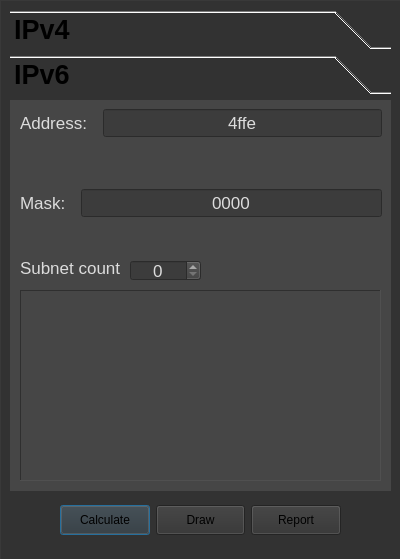
Above: src/widgetApp/NetSettingsDialog.ui from Projekt-zespolowy-TIU/DesignYourNetwork before the change. Below: the same form after it.
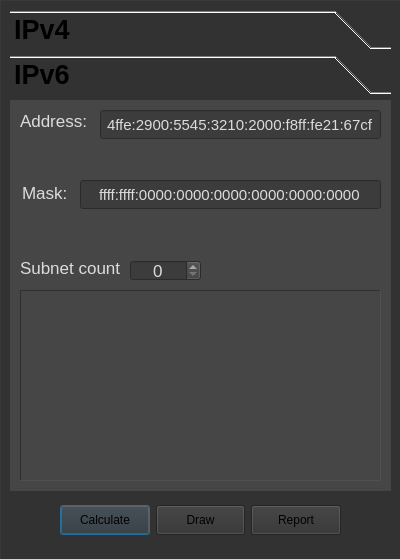
That is the form after the change. Icons and pictures are not drawn.

Commit message: ipv6 settings, gui update

```diff
--- a/src/widgetApp/NetSettingsDialog.ui
+++ b/src/widgetApp/NetSettingsDialog.ui
@@ -745,78 +745,7 @@
      <attribute name="label">
       <string>IPv6</string>
      </attribute>
-     <widget class="QWidget" name="layoutWidget_33">
-      <property name="geometry">
-       <rect>
-        <x>10</x>
-        <y>80</y>
-        <width>371</width>
-        <height>75</height>
-       </rect>
-      </property>
-      <property name="font">
-       <font>
-        <pointsize>10</pointsize>
-       </font>
-      </property>
-      <layout class="QFormLayout" name="formLayout_3">
-       <item row="0" column="0" colspan="2">
-        <layout class="QHBoxLayout" name="horizontalLayout_4">
-         <item>
-          <widget class="QLabel" name="maskLAbel_14">
-           <property name="font">
-            <font>
-             <pointsize>13</pointsize>
-             <weight>50</weight>
-             <bold>false</bold>
-            </font>
-           </property>
-           <property name="styleSheet">
-            <string notr="true">color: rgb(220, 220, 220);</string>
-           </property>
-           <property name="text">
-            <string>Mask:</string>
-           </property>
-          </widget>
-         </item>
-         <item>
-          <widget class="QWidget" name="Mask6Widget" native="true">
-           <layout class="QHBoxLayout" name="horizontalLayout_75">
-            <item>
-             <widget class="QLineEdit" name="Oct4Mask4LineEdit_3">
-              <property name="enabled">
-               <bool>true</bool>
-              </property>
-              <property name="font">
-               <font>
-                <pointsize>13</pointsize>
-                <weight>50</weight>
-                <bold>false</bold>
-               </font>
-              </property>
-              <property name="styleSheet">
-               <string notr="true">color: rgb(220, 220, 220);
-background-color: rgb(60, 60, 60);</string>
-              </property>
-              <property name="text">
-               <string>0000</string>
-              </property>
-              <property name="frame">
-               <bool>true</bool>
-              </property>
-              <property name="alignment">
-               <set>Qt::AlignCenter</set>
-              </property>
-             </widget>
-            </item>
-           </layout>
-          </widget>
-         </item>
-        </layout>
-       </item>
-      </layout>
-     </widget>
-     <widget class="QSpinBox" name="hostNumberSpinBox_2">
+     <widget class="QSpinBox" name="hostNumberSpinBoxv6">
       <property name="geometry">
        <rect>
         <x>120</x>
@@ -883,69 +812,6 @@
        </property>
       </widget>
      </widget>
-     <widget class="QWidget" name="layoutWidget_34">
-      <property name="geometry">
-       <rect>
-        <x>10</x>
-        <y>0</y>
-        <width>371</width>
-        <height>75</height>
-       </rect>
-      </property>
-      <layout class="QFormLayout" name="formLayout_4">
-       <item row="0" column="0" colspan="2">
-        <layout class="QHBoxLayout" name="horizontalLayout_5">
-         <item>
-          <widget class="QLabel" name="addressLabel_2">
-           <property name="font">
-            <font>
-             <pointsize>13</pointsize>
-             <weight>50</weight>
-             <bold>false</bold>
-            </font>
-           </property>
-           <property name="styleSheet">
-            <string notr="true">color: rgb(220, 220, 220);</string>
-           </property>
-           <property name="text">
-            <string>Address:</string>
-           </property>
-          </widget>
-         </item>
-         <item>
-          <widget class="QWidget" name="Address6Widget" native="true">
-           <layout class="QHBoxLayout" name="horizontalLayout_77">
-            <item>
-             <widget class="QLineEdit" name="Oct1Add4LineEdit_2">
-              <property name="font">
-               <font>
-                <pointsize>13</pointsize>
-                <weight>50</weight>
-                <bold>false</bold>
-               </font>
-              </property>
-              <property name="styleSheet">
-               <string notr="true">color: rgb(220, 220, 220);
-background-color: rgb(60, 60, 60);</string>
-              </property>
-              <property name="text">
-               <string>4ffe</string>
-              </property>
-              <property name="frame">
-               <bool>true</bool>
-              </property>
-              <property name="alignment">
-               <set>Qt::AlignCenter</set>
-              </property>
-             </widget>
-            </item>
-           </layout>
-          </widget>
-         </item>
-        </layout>
-       </item>
-      </layout>
-     </widget>
      <widget class="QLabel" name="subnetLabel">
       <property name="geometry">
        <rect>
@@ -969,6 +835,115 @@
        <string>Subnet count:</string>
       </property>
      </widget>
+     <widget class="QLineEdit" name="addressv6">
+      <property name="geometry">
+       <rect>
+        <x>90</x>
+        <y>10</y>
+        <width>281</width>
+        <height>29</height>
+       </rect>
+      </property>
+      <property name="font">
+       <font>
+        <pointsize>11</pointsize>
+        <weight>50</weight>
+        <bold>false</bold>
+       </font>
+      </property>
+      <property name="styleSheet">
+       <string notr="true">color: rgb(220, 220, 220);
+background-color: rgb(60, 60, 60);</string>
+      </property>
+      <property name="text">
+       <string>4ffe:2900:5545:3210:2000:f8ff:fe21:67cf</string>
+      </property>
+      <property name="frame">
+       <bool>true</bool>
+      </property>
+      <property name="alignment">
+       <set>Qt::AlignCenter</set>
+      </property>
+     </widget>
+     <widget class="QLineEdit" name="maskv6">
+      <property name="enabled">
+       <bool>true</bool>
+      </property>
+      <property name="geometry">
+       <rect>
+        <x>70</x>
+        <y>80</y>
+        <width>301</width>
+        <height>29</height>
+       </rect>
+      </property>
+      <property name="font">
+       <font>
+        <pointsize>11</pointsize>
+        <weight>50</weight>
+        <bold>false</bold>
+       </font>
+      </property>
+      <property name="styleSheet">
+       <string notr="true">color: rgb(220, 220, 220);
+background-color: rgb(60, 60, 60);</string>
+      </property>
+      <property name="text">
+       <string>ffff:ffff:0000:0000:0000:0000:0000:0000</string>
+      </property>
+      <property name="frame">
+       <bool>true</bool>
+      </property>
+      <property name="alignment">
+       <set>Qt::AlignCenter</set>
+      </property>
+     </widget>
+     <widget class="QLabel" name="addressLabel_2">
+      <property name="geometry">
+       <rect>
+        <x>10</x>
+        <y>10</y>
+        <width>66</width>
+        <height>21</height>
+       </rect>
+      </property>
+      <property name="font">
+       <font>
+        <pointsize>13</pointsize>
+        <weight>50</weight>
+        <bold>false</bold>
+       </font>
+      </property>
+      <property name="styleSheet">
+       <string notr="true">color: rgb(220, 220, 220);</string>
+      </property>
+      <property name="text">
+       <string>Address:</string>
+      </property>
+     </widget>
+     <widget class="QLabel" name="maskLAbel_14">
+      <property name="geometry">
+       <rect>
+        <x>12</x>
+        <y>82</y>
+        <width>44</width>
+        <height>21</height>
+       </rect>
+      </property>
+      <property name="font">
+       <font>
+        <pointsize>13</pointsize>
+        <weight>50</weight>
+        <bold>false</bold>
+       </font>
+      </property>
+      <property name="styleSheet">
+       <string notr="true">color: rgb(220, 220, 220);</string>
+      </property>
+      <property name="text">
+       <string>Mask:</string>
+      </property>
+     </widget>
     </widget>
    </widget>
    <widget class="QWidget" name="layoutWidget_35">
```
Left out of the diff: 6 changed lines with no effect on the pictures. The commit also changes 17 other files.
